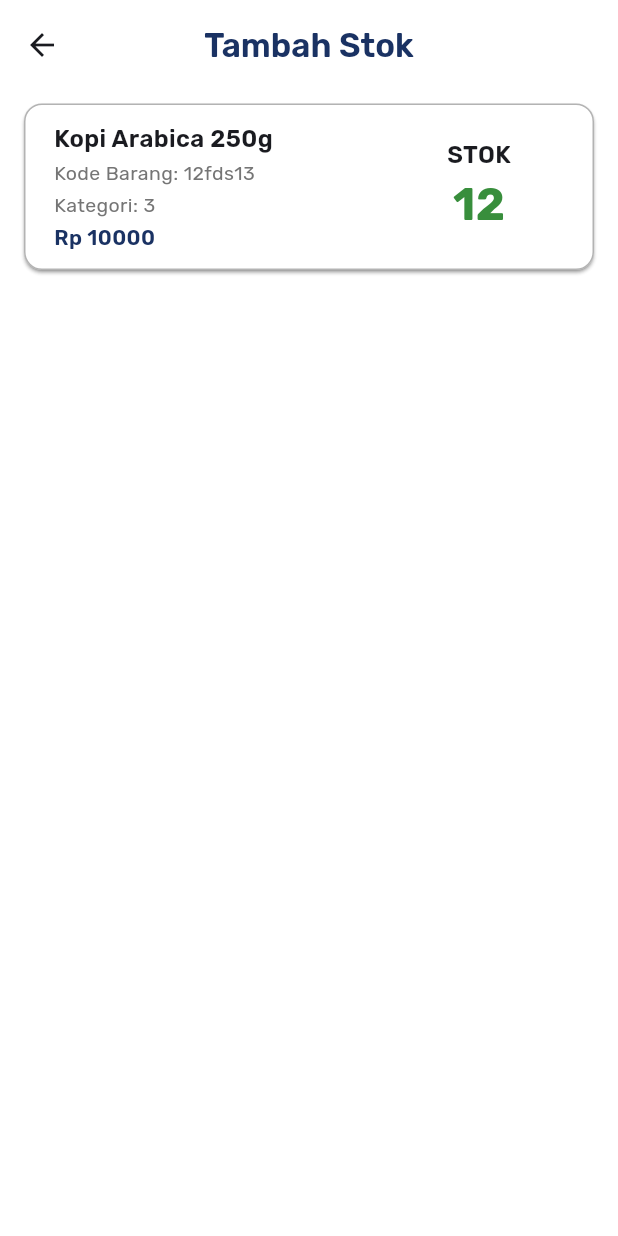
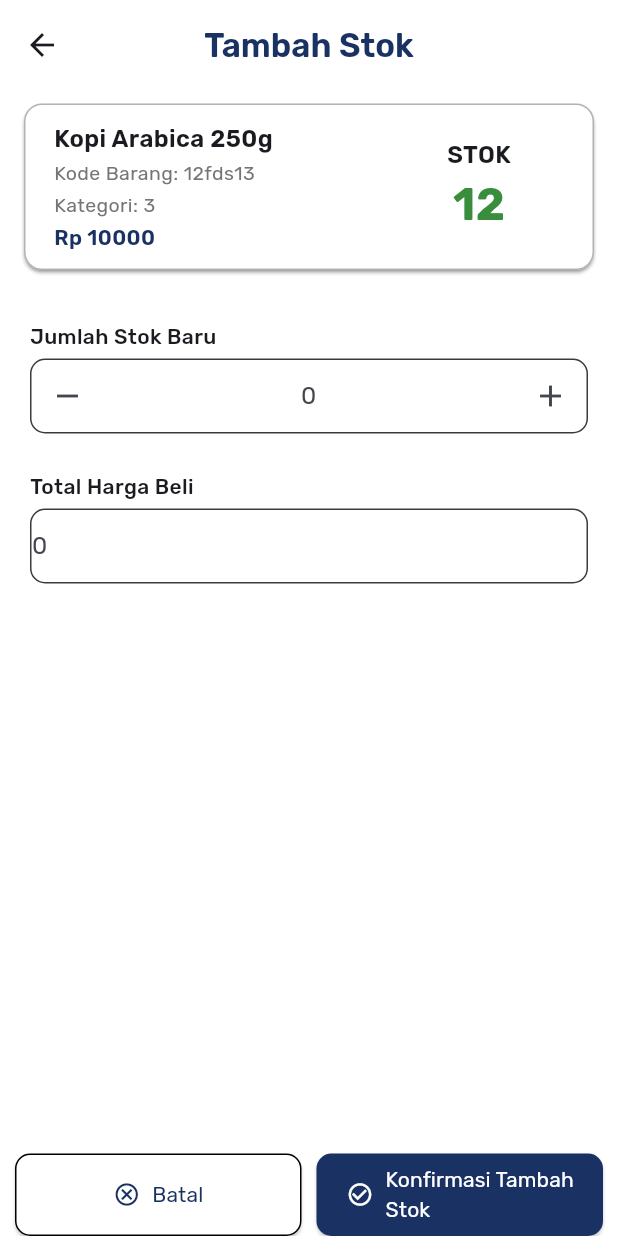
Before and after one commit to TitoPutraaa/AnalytiKas, a Flutter app: the screen it shows after launch, item 3 of the bottom bar chosen, after a tap on "Stok", on a phone screen of 412 x 824 dp. Run offline on Flutter 3.47's test engine with Material 3 defaults, Android fonts, the phone set to English and light mode, and no system bars.

Commit message:
add tambah stok page

```diff
--- a/anaytikas_frontend/lib/features/stok/presentation/pages/tambah_stok.dart
+++ b/anaytikas_frontend/lib/features/stok/presentation/pages/tambah_stok.dart
@@ -1,6 +1,10 @@
+import 'dart:ffi' hide Size;
+import 'dart:ui';
+
 import 'package:anaytikas_frontend/core/config/theme/app_color.dart';
 import 'package:anaytikas_frontend/features/stok/domain/entities/product.dart';
-import 'package:flutter/material.dart';
+import 'package:flutter/material.dart' hide Size;
+import 'package:flutter/services.dart' hide Size;
 
 class Tambahstok extends StatefulWidget {
   final Product product;
@@ -12,6 +16,8 @@ class Tambahstok extends StatefulWidget {
 }
 
 class _TambahstokState extends State<Tambahstok> {
+  final stokBaruController = TextEditingController();
+  final hargaBeliController = TextEditingController();
   @override
   Widget build(BuildContext context) {
     bool isLowStok = widget.product.jmlhStok <= widget.product.minStok;
@@ -131,6 +137,147 @@ class _TambahstokState extends State<Tambahstok> {
               ),
             ),
           ),
+          const SizedBox(height: 25),
+          Container(
+            margin: EdgeInsets.symmetric(horizontal: 20),
+            child: Column(
+              crossAxisAlignment: CrossAxisAlignment.start,
+              children: [
+                Text(
+                  "Jumlah Stok Baru",
+                  style: TextStyle(fontWeight: FontWeight.w500),
+                ),
+                const SizedBox(height: 5),
+                Container(
+                  decoration: BoxDecoration(
+                    borderRadius: BorderRadius.circular(10),
+                    border: Border.all(color: AppColor.darkGray),
+                  ),
+                  width: double.infinity,
+                  child: Row(
+                    mainAxisAlignment: MainAxisAlignment.spaceBetween,
+                    children: [
+                      IconButton(onPressed: () {}, icon: Icon(Icons.remove)),
+                      Expanded(
+                        child: TextField(
+                          textAlign: TextAlign.center,
+                          keyboardType: TextInputType.number,
+                          controller: stokBaruController,
+
+                          inputFormatters: [
+                            FilteringTextInputFormatter
+                                .digitsOnly, // Blocks letters/symbols
+                          ],
+                          decoration: InputDecoration(
+                            border: InputBorder.none,
+                            hintText: "0",
+                          ),
+                        ),
+                      ),
+                      IconButton(onPressed: () {}, icon: Icon(Icons.add)),
+                    ],
+                  ),
+                ),
+              ],
+            ),
+          ),
+          const SizedBox(height: 25),
+          Container(
+            margin: EdgeInsets.symmetric(horizontal: 20),
+            child: Column(
+              crossAxisAlignment: CrossAxisAlignment.start,
+              children: [
+                Text(
+                  "Total Harga Beli",
+                  style: TextStyle(fontWeight: FontWeight.w500),
+                ),
+                const SizedBox(height: 5),
+                Container(
+                  decoration: BoxDecoration(
+                    borderRadius: BorderRadius.circular(10),
+                    border: Border.all(color: AppColor.darkGray),
+                  ),
+                  width: double.infinity,
+                  child: Row(
+                    mainAxisAlignment: MainAxisAlignment.spaceBetween,
+                    children: [
+                      Expanded(
+                        child: TextField(
+                          keyboardType: TextInputType.number,
+                          controller: hargaBeliController,
+
+                          inputFormatters: [
+                            FilteringTextInputFormatter
+                                .digitsOnly, // Blocks letters/symbols
+                          ],
+                          decoration: InputDecoration(
+                            border: InputBorder.none,
+                            hintText: "0",
+                          ),
+                        ),
+                      ),
+                    ],
+                  ),
+                ),
+              ],
+            ),
+          ),
+          const Spacer(),
+          Padding(
+            padding: const EdgeInsets.symmetric(horizontal: 10),
+            child: Row(
+              children: [
+                Expanded(
+                  child: ElevatedButton.icon(
+                    onPressed: () {
+                      Navigator.pop(context);
+                    },
+                    icon: const Icon(
+                      Icons.cancel_outlined,
+                      color: AppColor.primary,
+                    ),
+                    label: const Text(
+                      "Batal",
+                      style: TextStyle(
+                        color: AppColor.primary,
+                        fontSize: 14,
+                        fontWeight: FontWeight.w400,
+                      ),
+                    ),
+                    style: ElevatedButton.styleFrom(
+                      padding: EdgeInsets.fromLTRB(10, 5, 10, 5),
+                      minimumSize: const Size(0, 55),
+                      backgroundColor: Colors.white,
+                      shape: RoundedRectangleBorder(
+                        borderRadius: BorderRadiusGeometry.circular(10),
+                        side: BorderSide(color: AppColor.black, width: 1),
+                      ),
+                    ),
+                  ),
+                ),
+
+                const SizedBox(width: 10),
+                Expanded(
+                  child: ElevatedButton.icon(
+                    onPressed: () {},
+                    icon: const Icon(Icons.check_circle_outline),
+                    label: const Text(
+                      "Konfirmasi Tambah Stok",
+                      style: TextStyle(
+                        color: AppColor.white,
+                        fontSize: 14,
+                        fontWeight: FontWeight.w400,
+                      ),
+                    ),
+                    style: ElevatedButton.styleFrom(
+                      padding: EdgeInsets.fromLTRB(20, 5, 10, 5),
+                      minimumSize: const Size(0, 55),
+                    ),
+                  ),
+                ),
+              ],
+            ),
+          ),
         ],
       ),
     );
```
